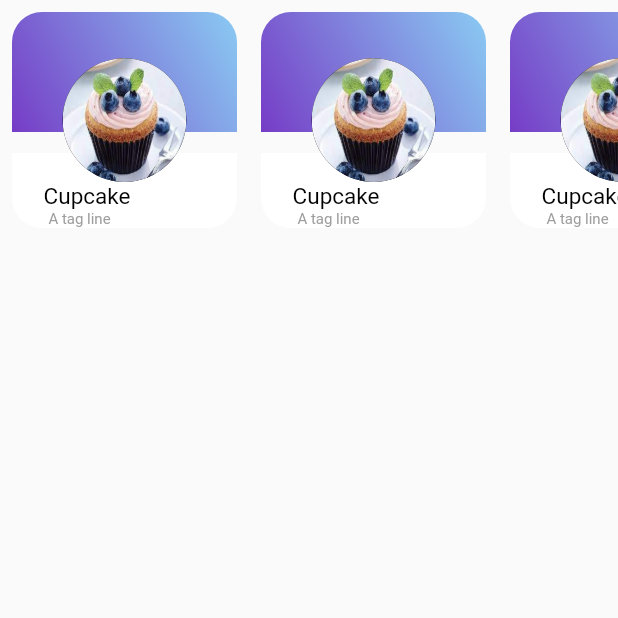
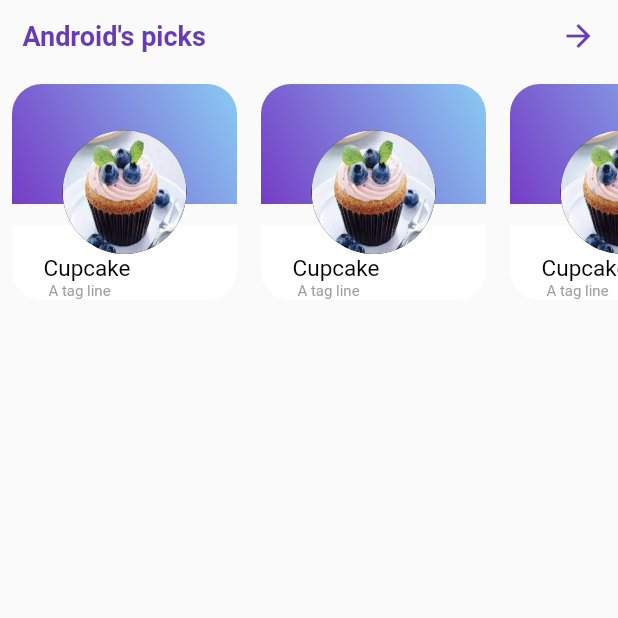
Before and after one commit to ParkJunSoung/flutter_ui_jetsnack, a Flutter app: the CardView screen opened directly, on a phone screen of 412 x 824 dp, the top half of it. Run offline on Flutter 3.47's test engine with Material 2 defaults, Android fonts, the phone set to English and light mode, and no system bars; our stand-ins replace google_nav_bar.

```diff
--- a/lib/ui/body_mid/card_list.dart
+++ b/lib/ui/body_mid/card_list.dart
@@ -23,9 +23,22 @@ class CardView extends StatelessWidget {
       ),
     );
     return Scaffold(
-      body: SizedBox(
+      body: Column(
+        children: [
+          Row(
+            children: [
+              Padding(
+                padding: const EdgeInsets.only(left: 15,right: 220),
+                child: Text('Android\'s picks ',style: TextStyle(color: Colors.deepPurple,fontWeight: FontWeight.bold,fontSize: 18),),
+              ),
+              IconButton(icon: Icon(Icons.arrow_forward,color: Colors.deepPurple,), onPressed: (){}),
+            ],
+          ),
+
+          SizedBox(
             width: 500,
             height: 160,
+            child: Expanded(
               child: ListView(
                 scrollDirection: Axis.horizontal,
                 children: [
@@ -268,6 +281,9 @@ class CardView extends StatelessWidget {
                 ],
               ),
             ),
+          ),
+        ],
+      ),
     );
   }
 }
--- a/lib/ui/body_top/gradient_button.dart
+++ b/lib/ui/body_top/gradient_button.dart
@@ -26,6 +26,7 @@ class BodyTop extends StatelessWidget {
         child: Container(
           width: 400,
           height: 40,
+          child: Expanded(
             child: ListView(
               scrollDirection: Axis.horizontal,
               children: [
@@ -118,6 +119,7 @@ class BodyTop extends StatelessWidget {
             ),
           ),
         ),
+      ),
     );
   }
 }
```
Also changed, not shown: lib/main.dart (+5 -5 lines), lib/ui/body_mid/card_mid.dart (+10 -3 lines), lib/ui/detail_page.dart (added, +36 -0 lines), lib/ui/home.dart (added, +22 -0 lines), lib/ui/body_button/bottom_nav_bar.dart (deleted). Lines whose indentation alone changed are shown as unchanged.
